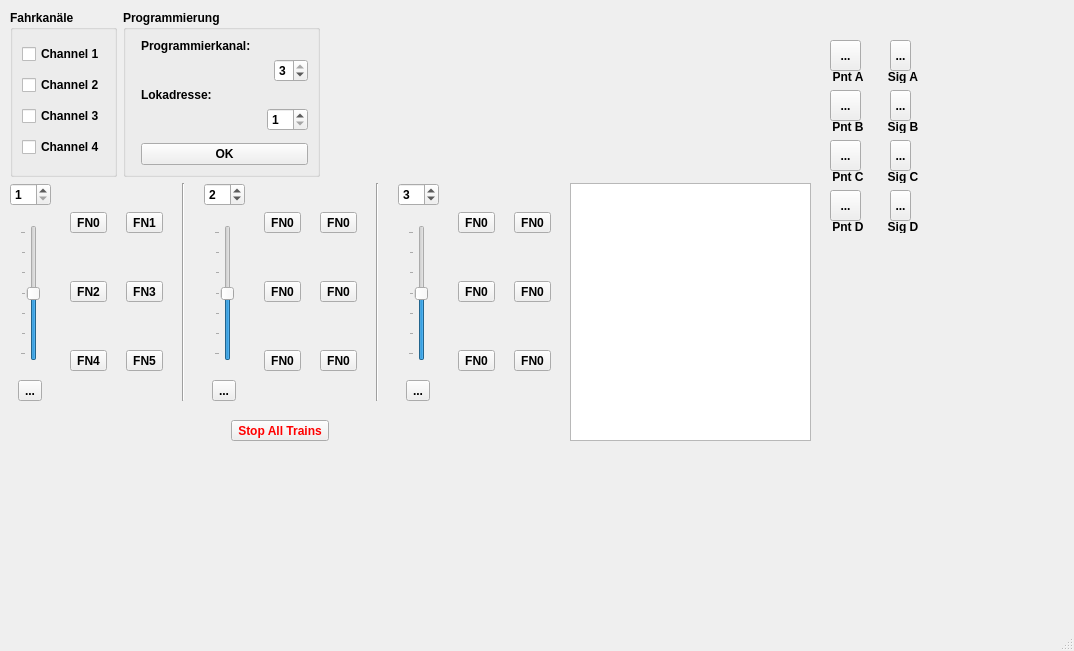
schelli04/Gertbot_DCC, file gb_dcc.ui: the form before one commit.
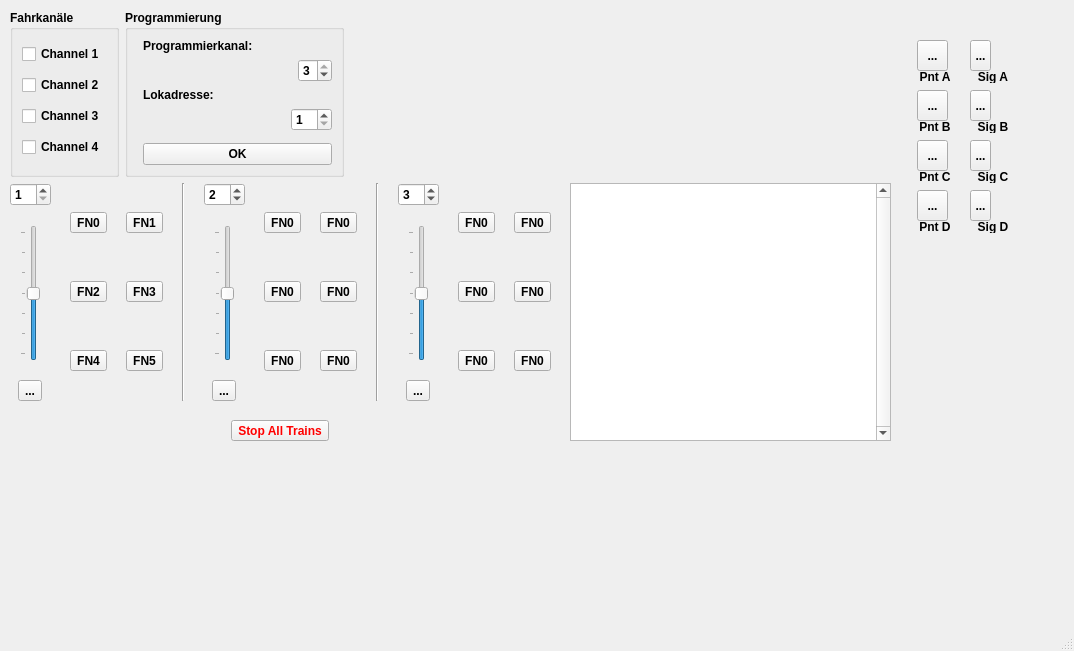
The form after the commit. Icons and pictures are not drawn.

Commit message: Fehler korrigiert

What changed in the file:
```diff
--- a/gb_dcc.ui
+++ b/gb_dcc.ui
@@ -36,7 +36,7 @@
    <widget class="QToolButton" name="pb_pointA">
     <property name="geometry">
      <rect>
-      <x>830</x>
+      <x>917</x>
       <y>40</y>
       <width>31</width>
       <height>31</height>
@@ -66,7 +66,7 @@
    <widget class="QToolButton" name="pb_signalA">
     <property name="geometry">
      <rect>
-      <x>890</x>
+      <x>970</x>
       <y>40</y>
       <width>21</width>
       <height>31</height>
@@ -96,7 +96,7 @@
    <widget class="QLabel" name="lbl_pointA">
     <property name="geometry">
      <rect>
-      <x>825</x>
+      <x>912</x>
       <y>70</y>
       <width>46</width>
       <height>13</height>
@@ -117,7 +117,7 @@
    <widget class="QLabel" name="lbl_pointB">
     <property name="geometry">
      <rect>
-      <x>825</x>
+      <x>912</x>
       <y>120</y>
       <width>46</width>
       <height>13</height>
@@ -138,7 +138,7 @@
    <widget class="QToolButton" name="pb_pointB">
     <property name="geometry">
      <rect>
-      <x>830</x>
+      <x>917</x>
       <y>90</y>
       <width>31</width>
       <height>31</height>
@@ -168,7 +168,7 @@
    <widget class="QLabel" name="lbl_sigA">
     <property name="geometry">
      <rect>
-      <x>880</x>
+      <x>970</x>
       <y>70</y>
       <width>46</width>
       <height>13</height>
@@ -189,7 +189,7 @@
    <widget class="QToolButton" name="pb_signalB">
     <property name="geometry">
      <rect>
-      <x>890</x>
+      <x>970</x>
       <y>90</y>
       <width>21</width>
       <height>31</height>
@@ -219,7 +219,7 @@
    <widget class="QLabel" name="lbl_sigB">
     <property name="geometry">
      <rect>
-      <x>880</x>
+      <x>970</x>
       <y>120</y>
       <width>46</width>
       <height>13</height>
@@ -240,7 +240,7 @@
    <widget class="QToolButton" name="pb_pointD">
     <property name="geometry">
      <rect>
-      <x>830</x>
+      <x>917</x>
       <y>190</y>
       <width>31</width>
       <height>31</height>
@@ -270,7 +270,7 @@
    <widget class="QLabel" name="lbl_pointC">
     <property name="geometry">
      <rect>
-      <x>825</x>
+      <x>912</x>
       <y>170</y>
       <width>46</width>
       <height>13</height>
@@ -291,7 +291,7 @@
    <widget class="QToolButton" name="pb_pointC">
     <property name="geometry">
      <rect>
-      <x>830</x>
+      <x>917</x>
       <y>140</y>
       <width>31</width>
       <height>31</height>
@@ -321,7 +321,7 @@
    <widget class="QLabel" name="lbl_pointD">
     <property name="geometry">
      <rect>
-      <x>825</x>
+      <x>912</x>
       <y>220</y>
       <width>46</width>
       <height>13</height>
@@ -342,7 +342,7 @@
    <widget class="QLabel" name="lbl_sigA_2">
     <property name="geometry">
      <rect>
-      <x>880</x>
+      <x>970</x>
       <y>170</y>
       <width>46</width>
       <height>13</height>
@@ -363,7 +363,7 @@
    <widget class="QToolButton" name="pb_signalC">
     <property name="geometry">
      <rect>
-      <x>890</x>
+      <x>970</x>
       <y>140</y>
       <width>21</width>
       <height>31</height>
@@ -393,7 +393,7 @@
    <widget class="QToolButton" name="pb_signalD">
     <property name="geometry">
      <rect>
-      <x>890</x>
+      <x>970</x>
       <y>190</y>
       <width>21</width>
       <height>31</height>
@@ -423,7 +423,7 @@
    <widget class="QLabel" name="lbl_sigB_2">
     <property name="geometry">
      <rect>
-      <x>880</x>
+      <x>970</x>
       <y>220</y>
       <width>46</width>
       <height>13</height>
@@ -446,7 +446,7 @@
      <rect>
       <x>10</x>
       <y>10</y>
-      <width>801</width>
+      <width>881</width>
       <height>431</height>
      </rect>
     </property>
@@ -1067,7 +1067,14 @@
         </layout>
        </item>
        <item>
-        <widget class="QPlainTextEdit" name="te_log"/>
+        <widget class="QPlainTextEdit" name="te_log">
+         <property name="verticalScrollBarPolicy">
+          <enum>Qt::ScrollBarAlwaysOn</enum>
+         </property>
+         <property name="readOnly">
+          <bool>true</bool>
+         </property>
+        </widget>
        </item>
       </layout>
      </item>
```
Left out of the diff: 2 changed lines with no effect on the pictures. The commit also changes 1 other file.
